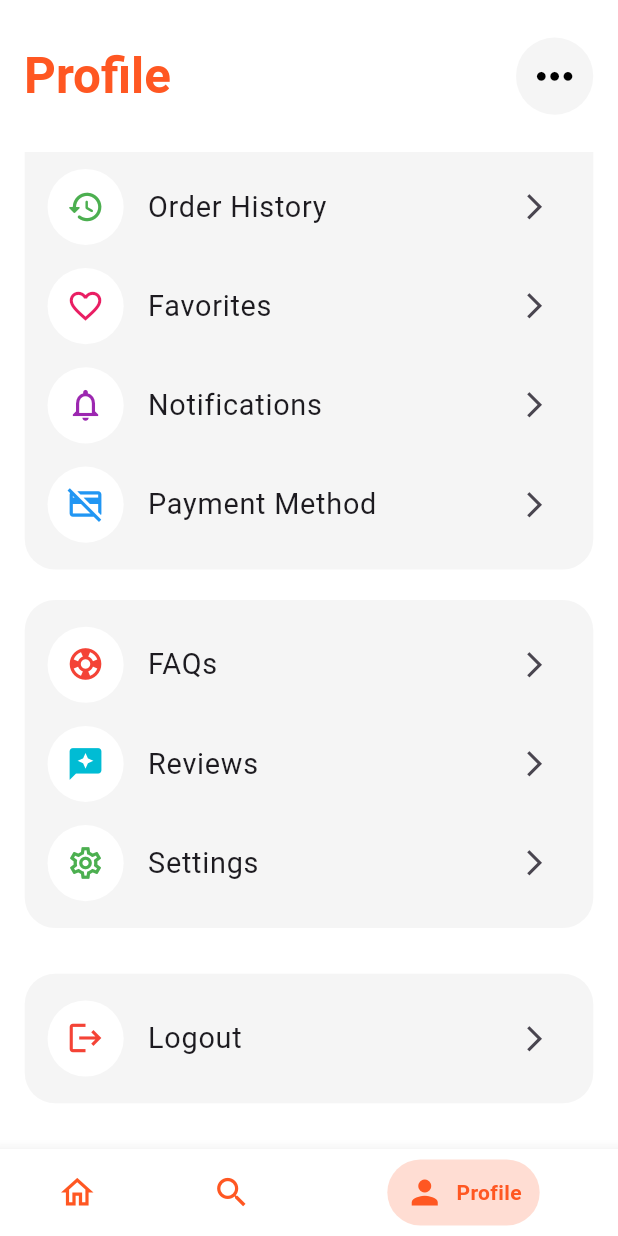
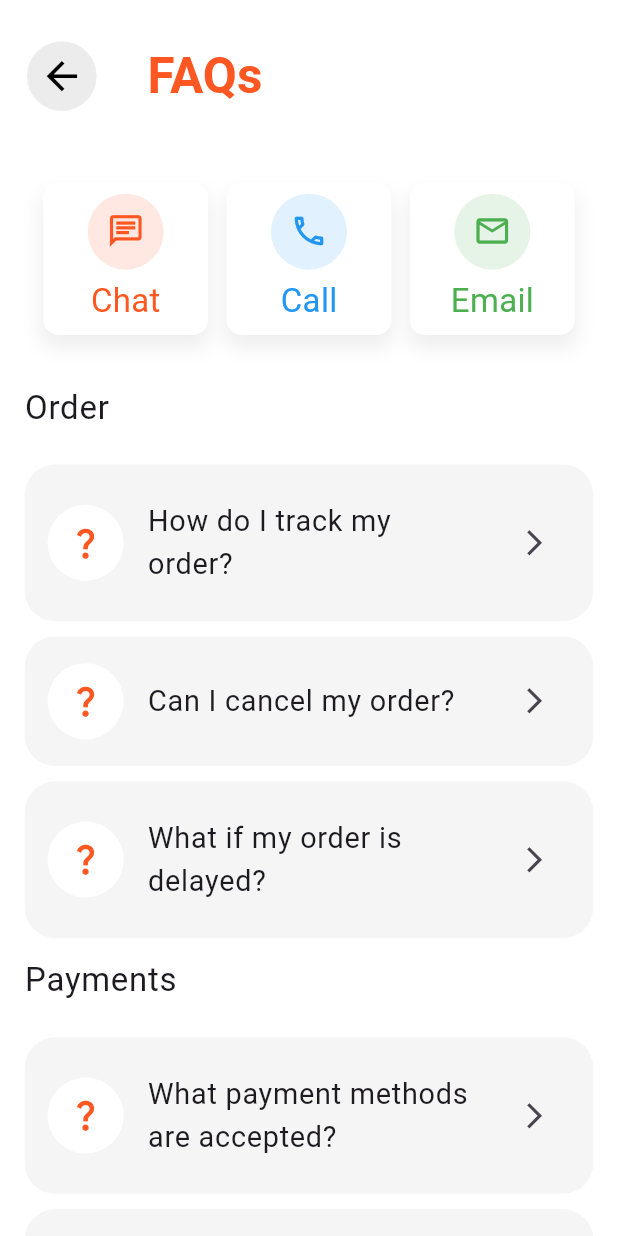
Before and after one commit to MuhammadWaleedEjaz05/bite_food_delivery, a Flutter app: the screen it shows after launch, item 3 of the bottom bar chosen, scrolled down 576 dp, after a tap on "FAQs", on a phone screen of 412 x 824 dp. Run offline on Flutter 3.47's test engine with Material 3 defaults, Android fonts, the phone set to English and light mode, and no system bars; drawn by our look-alikes of stylish_bottom_bar; our stand-ins replace bloc, cloud_firestore, equatable, firebase_auth, firebase_core, flutter_bloc and 2 more; accounts and stored records are empty; Roboto replaces fonts that are missing (Sen).

Commit message:
feat: Implement FAQ screen, profile editing modal, and support blocks, and refactor search bar using SearchDelegate.

```diff
--- a/lib/Screens/category_screen.dart
+++ b/lib/Screens/category_screen.dart
@@ -44,10 +44,8 @@ class _AppBarSection extends StatelessWidget implements PreferredSizeWidget {
       title: BiteDropDownMenu(),
       actions: [
         IconButton(
-          onPressed: () => Navigator.push(
-            context,
-            MaterialPageRoute(builder: (context) => const OpenSearchScreen()),
-          ),
+          onPressed: () =>
+              showSearch(context: context, delegate: OpenSearchScreen()),
           style: IconButton.styleFrom(
             foregroundColor: Colors.white,
             backgroundColor: Colors.black,
--- /dev/null
+++ b/lib/Screens/faq_screen.dart
@@ -0,0 +1,143 @@
+import 'package:bite_food_delivery/Widgets/bite_app_bar.dart';
+import 'package:bite_food_delivery/Widgets/bite_heading.dart';
+import 'package:bite_food_delivery/Widgets/bite_menu_item.dart';
+import 'package:bite_food_delivery/Widgets/bite_menu_section.dart';
+import 'package:bite_food_delivery/Widgets/bite_support_blocks.dart';
+import 'package:bite_food_delivery/configs/frequently_asked_questions_list.dart';
+import 'package:flutter/material.dart';
+import 'package:flutter_screenutil/flutter_screenutil.dart';
+import 'package:google_fonts/google_fonts.dart';
+
+class FAQScreen extends StatelessWidget {
+  const FAQScreen({super.key});
+
+  @override
+  Widget build(BuildContext context) {
+    return Scaffold(
+      backgroundColor: Theme.of(context).scaffoldBackgroundColor,
+      appBar: _AppBarSection(),
+      body: ListView(
+        padding: EdgeInsets.symmetric(horizontal: 15.w),
+        children: [
+          20.verticalSpace,
+          _SupportTeamContactSection(),
+          20.verticalSpace,
+          _OrderFAQsSection(),
+          _PaymentFAQsSection(),
+          _DeliveryFAQsSection(),
+        ],
+      ),
+    );
+  }
+}
+
+class _AppBarSection extends StatelessWidget implements PreferredSizeWidget {
+  const _AppBarSection();
+  @override
+  Size get preferredSize => Size.fromHeight(100.h);
+
+  @override
+  Widget build(BuildContext context) {
+    return BiteAppBar(
+      backButton: true,
+      title: Text(
+        'FAQs',
+        style: GoogleFonts.sen(
+          fontSize: 30.sp,
+          fontWeight: FontWeight.bold,
+          color: Theme.of(context).primaryColor,
+        ),
+      ),
+      actions: [],
+    );
+  }
+}
+
+class _DeliveryFAQsSection extends StatelessWidget {
+  const _DeliveryFAQsSection();
+
+  @override
+  Widget build(BuildContext context) {
+    return Column(
+      children: [
+        BiteHeading(title: 'Delivery', isSeeAll: false),
+        10.verticalSpace,
+        Column(
+          spacing: 10.h,
+          children: deliveryFAQs(context)
+              .map((e) => BiteMenuSection(menuItems: [BiteMenuItem(item: e)]))
+              .toList(),
+        ),
+        20.verticalSpace,
+      ],
+    );
+  }
+}
+
+class _PaymentFAQsSection extends StatelessWidget {
+  const _PaymentFAQsSection();
+
+  @override
+  Widget build(BuildContext context) {
+    return Column(
+      children: [
+        BiteHeading(title: 'Payments', isSeeAll: false),
+        10.verticalSpace,
+        Column(
+          spacing: 10.h,
+          children: paymentsFAQs(context)
+              .map((e) => BiteMenuSection(menuItems: [BiteMenuItem(item: e)]))
+              .toList(),
+        ),
+      ],
+    );
+  }
+}
+
+class _OrderFAQsSection extends StatelessWidget {
+  const _OrderFAQsSection();
+
+  @override
+  Widget build(BuildContext context) {
+    return Column(
+      children: [
+        BiteHeading(title: 'Order', isSeeAll: false),
+        10.verticalSpace,
+        Column(
+          spacing: 10.h,
+          children: orderFAQs(context)
+              .map((e) => BiteMenuSection(menuItems: [BiteMenuItem(item: e)]))
+              .toList(),
+        ),
+      ],
+    );
+  }
+}
+
+class _SupportTeamContactSection extends StatelessWidget {
+  const _SupportTeamContactSection();
+
+  @override
+  Widget build(BuildContext context) {
+    return Row(
+      mainAxisAlignment: MainAxisAlignment.spaceEvenly,
+      children: [
+        BiteSupportBlocks(
+          title: 'Chat',
+          icon: Icons.chat_outlined,
+          color: Colors.deepOrange,
+        ),
+        BiteSupportBlocks(
+          title: 'Call',
+          icon: Icons.call_outlined,
+          color: Colors.blue,
+        ),
+        BiteSupportBlocks(
+          title: 'Email',
+          icon: Icons.email_outlined,
+          color: Colors.green,
+        ),
+      ],
+    );
+  }
+}
--- a/lib/Screens/profile_screen.dart
+++ b/lib/Screens/profile_screen.dart
@@ -120,17 +120,7 @@ class _AppBarSection extends StatelessWidget implements PreferredSizeWidget {
           color: Theme.of(context).primaryColor,
         ),
       ),
-      actions: [
-        IconButton(
-          onPressed: () {},
-          style: IconButton.styleFrom(
-            foregroundColor: Colors.black,
-            backgroundColor: Colors.grey.shade100,
-          ),
-          icon: Icon(Icons.more_horiz, size: 35.r),
-        ),
-        15.horizontalSpace,
-      ],
+      actions: [],
     );
   }
 }
--- /dev/null
+++ b/lib/Widgets/bite_support_blocks.dart
@@ -0,0 +1,52 @@
+import 'package:flutter/material.dart';
+import 'package:flutter_screenutil/flutter_screenutil.dart';
+import 'package:google_fonts/google_fonts.dart';
+
+class BiteSupportBlocks extends StatelessWidget {
+  final String title;
+  final IconData icon;
+  final Color color;
+  final VoidCallback? onPressed;
+  const BiteSupportBlocks({
+    super.key,
+    required this.title,
+    required this.icon,
+    required this.color,
+    this.onPressed,
+  });
+
+  @override
+  Widget build(BuildContext context) {
+    return Container(
+      height: 100.h,
+      width: 100.w,
+      decoration: BoxDecoration(
+        color: Colors.white,
+        borderRadius: BorderRadius.circular(10.r),
+        boxShadow: [
+          BoxShadow(
+            color: Colors.grey.shade200,
+            spreadRadius: 1.r,
+            blurRadius: 10.r,
+            offset: Offset(0, 7.5.h),
+          ),
+        ],
+      ),
+      child: Column(
+        mainAxisAlignment: MainAxisAlignment.center,
+        children: [
+          CircleAvatar(
+            backgroundColor: color.withAlpha(35),
+            radius: 25.r,
+            child: Icon(icon, size: 25.r, color: color),
+          ),
+          5.verticalSpace,
+          Text(
+            title,
+            style: GoogleFonts.sen(fontSize: 20.sp, color: color),
+          ),
+        ],
+      ),
+    );
+  }
+}
--- /dev/null
+++ b/lib/configs/frequently_asked_questions_list.dart
@@ -0,0 +1,77 @@
+import 'package:bite_food_delivery/Widgets/bite_menu_item.dart';
+import 'package:flutter/material.dart';
+
+List<BiteMenuItemModel> orderFAQs(BuildContext context) => [
+  BiteMenuItemModel(
+    leadingIcon: Icons.question_mark,
+    leadingIconColor: Theme.of(context).primaryColor,
+    title: 'How do I track my order?',
+    onTap: () {},
+  ),
+  BiteMenuItemModel(
+    leadingIcon: Icons.question_mark,
+    leadingIconColor: Theme.of(context).primaryColor,
+    title: 'Can I cancel my order?',
+    onTap: () {},
+  ),
+  BiteMenuItemModel(
+    leadingIcon: Icons.question_mark,
+    leadingIconColor: Theme.of(context).primaryColor,
+    title: 'What if my order is delayed?',
+    onTap: () {},
+  ),
+];
+
+List<BiteMenuItemModel> paymentsFAQs(BuildContext context) => [
+  BiteMenuItemModel(
+    leadingIcon: Icons.question_mark,
+    leadingIconColor: Theme.of(context).primaryColor,
+    title: 'What payment methods are accepted?',
+    onTap: () {},
+  ),
+  BiteMenuItemModel(
+    leadingIcon: Icons.question_mark,
+    leadingIconColor: Theme.of(context).primaryColor,
+    title: 'Is it safe to use my credit/debit card on Bite?',
+    onTap: () {},
+  ),
+  BiteMenuItemModel(
+    leadingIcon: Icons.question_mark,
+    leadingIconColor: Theme.of(context).primaryColor,
+    title: 'Can I use multiple payment methods for one order?',
+    onTap: () {},
+  ),
+  BiteMenuItemModel(
+    leadingIcon: Icons.question_mark,
+    leadingIconColor: Theme.of(context).primaryColor,
+    title: 'What should I do if a payment fails?',
+    onTap: () {},
+  ),
+];
+
+List<BiteMenuItemModel> deliveryFAQs(BuildContext context) => [
+  BiteMenuItemModel(
+    leadingIcon: Icons.question_mark,
+    leadingIconColor: Theme.of(context).primaryColor,
+    title: 'What are your delivery hours?',
+    onTap: () {},
+  ),
+  BiteMenuItemModel(
+    leadingIcon: Icons.question_mark,
+    leadingIconColor: Theme.of(context).primaryColor,
+    title: 'Do you charge a delivery fee?',
+    onTap: () {},
+  ),
+  BiteMenuItemModel(
+    leadingIcon: Icons.question_mark,
+    leadingIconColor: Theme.of(context).primaryColor,
+    title: 'Do you deliver to my location?',
+    onTap: () {},
+  ),
+  BiteMenuItemModel(
+    leadingIcon: Icons.question_mark,
+    leadingIconColor: Theme.of(context).primaryColor,
+    title: 'Can I schedule a delivery for a later time?',
+    onTap: () {},
+  ),
+];
--- a/lib/configs/page_routes.dart
+++ b/lib/configs/page_routes.dart
@@ -3,6 +3,7 @@ import 'package:bite_food_delivery/Screens/all_category_screen.dart';
 import 'package:bite_food_delivery/Screens/all_restaurant_screen.dart';
 import 'package:bite_food_delivery/Screens/cart_screen.dart';
 import 'package:bite_food_delivery/Screens/category_screen.dart';
+import 'package:bite_food_delivery/Screens/faq_screen.dart';
 import 'package:bite_food_delivery/Screens/favourite_screen.dart';
 import 'package:bite_food_delivery/Screens/notification_screen.dart';
 import 'package:bite_food_delivery/Screens/order_history_screen.dart';
@@ -21,4 +22,5 @@ final Map<String, Widget Function(BuildContext)> routes = {
   '/favourite': (context) => FavouriteScreen(),
   '/notification': (context) => NotificationScreen(),
   '/setting_screen': (context) => SettingScreen(),
+  '/faq_screen': (context) => FAQScreen(),
 };
```
Also changed, not shown: lib/Screens/person_info_screen.dart (+1 -16 lines), lib/Widgets/bite_edit_profile_modal.dart (added, +92 -0 lines), lib/Widgets/bite_search_bar.dart (+63 -29 lines), lib/configs/profile_menu_items_list.dart (+23 -10 lines).
